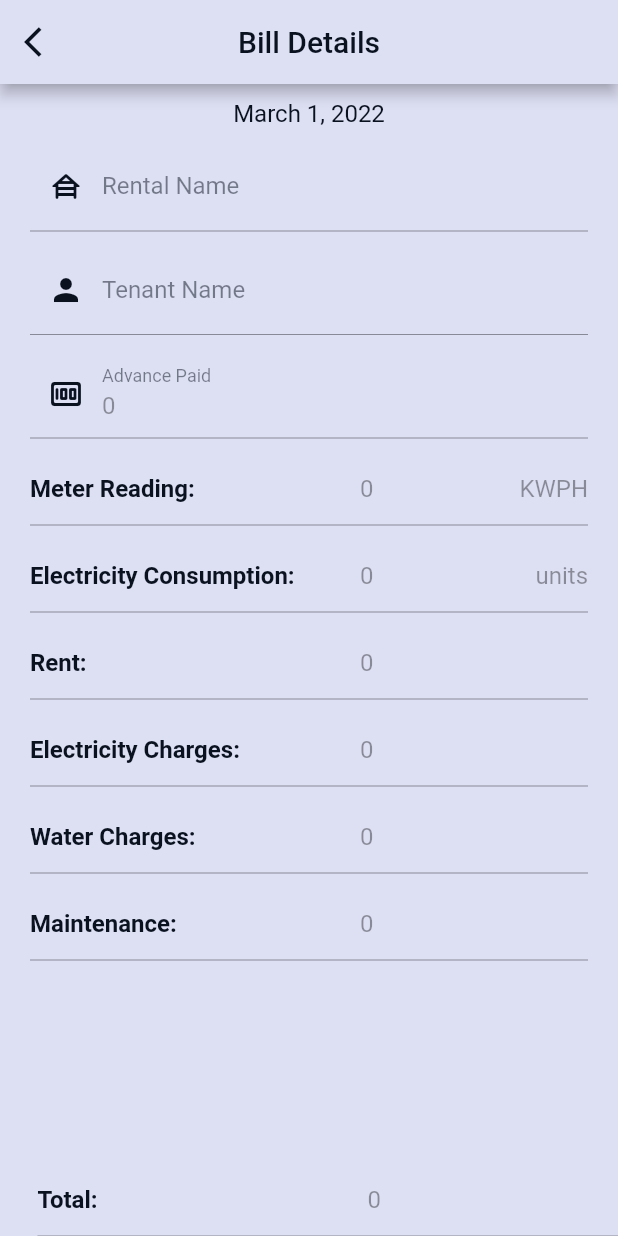
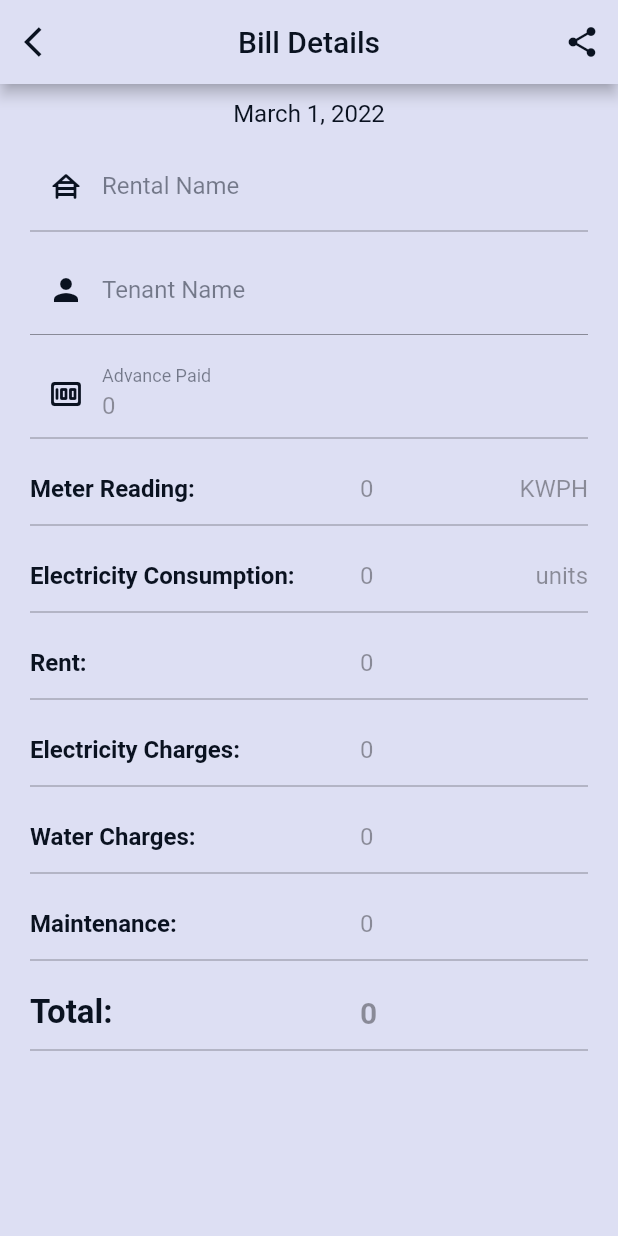
Before and after one commit to vikram0230/DoorStep, a Flutter app: the BillDetail screen opened directly with empty values, on a phone screen of 412 x 824 dp. Run offline on Flutter 3.47's test engine with Material 2 defaults, Android fonts, the phone set to English and light mode, and no system bars; drawn by our look-alikes of screenshot; our stand-ins replace cloud_firestore, firebase_core, fluttertoast, lottie, share_plus; accounts and stored records are empty; network calls fail.

Commit message:
- bill screenshot and share implemented - Bug fixes

```diff
--- a/lib/screens/bill_detail.dart
+++ b/lib/screens/bill_detail.dart
@@ -1,3 +1,5 @@
+import 'dart:io';
+
 import 'package:doorstep/services/firestore_helper.dart';
 import 'package:doorstep/utilities/classes.dart';
 import 'package:doorstep/utilities/constants.dart';
@@ -5,6 +7,9 @@ import 'package:doorstep/widgets/customTF.dart';
 import 'package:flutter/material.dart';
 import 'package:flutter/services.dart';
 import 'package:intl/intl.dart';
+import 'package:path_provider/path_provider.dart';
+import 'package:screenshot/screenshot.dart';
+import 'package:share_plus/share_plus.dart';
 
 class BillDetail extends StatefulWidget {
   final Bill bill;
@@ -27,6 +32,8 @@ class _BillDetailState extends State<BillDetail> {
   TextEditingController advancePaidController = TextEditingController();
   TextEditingController totalController = TextEditingController();
   late FirestoreHelper firestoreHelper;
+  ScreenshotController screenshotController = ScreenshotController();
+  late String? captured_image;
 
   setValues() {
     rentalNameController.text = widget.bill.rentalName;
@@ -74,8 +81,31 @@ class _BillDetailState extends State<BillDetail> {
               Navigator.pop(context);
             },
           ),
+          actions: [
+            IconButton(
+              icon: Icon(
+                Icons.share,
+                color: kAccentColor,
               ),
-        body: Container(
+              onPressed: () async {
+                final directory = await getTemporaryDirectory();
+                captured_image = await screenshotController.captureAndSave(
+                  directory.path,
+                  fileName: 'DoorStep_bill.jpg',
+                );
+                String imagePath = '${directory.path}/DoorStep_bill.jpg';
+
+                Share.shareFiles(
+                  [imagePath],
+                );
+              },
+            ),
+          ],
+        ),
+        body: Screenshot(
+          controller: screenshotController,
+          child: Container(
+            color: kPrimaryColor,
             child: ListView(
               padding: EdgeInsets.symmetric(vertical: 10, horizontal: 20),
               children: [
@@ -210,19 +240,17 @@ class _BillDetailState extends State<BillDetail> {
                     FilteringTextInputFormatter.allow(RegExp(r'[0-9]'))
                   ],
                 ),
-            ],
-          ),
-        ),
-        bottomNavigationBar: Container(
-          padding: EdgeInsets.only(left: 25),
-          child: CustomTextField(
+                CustomTextField(
                   controller: totalController,
+                  boldText: true,
                   prefix: SizedBox(
                     width: 220,
                     child: Text(
                       'Total: ',
-                style:
-                    TextStyle(color: kAccentColor, fontWeight: FontWeight.bold),
+                      style: TextStyle(
+                          color: kAccentColor,
+                          fontWeight: FontWeight.bold,
+                          fontSize: 22),
                     ),
                   ),
                   enabled: false,
@@ -230,6 +258,9 @@ class _BillDetailState extends State<BillDetail> {
                     FilteringTextInputFormatter.allow(RegExp(r'[0-9]'))
                   ],
                 ),
+              ],
+            ),
+          ),
         ),
       ),
     );
--- a/lib/widgets/customTF.dart
+++ b/lib/widgets/customTF.dart
@@ -11,6 +11,7 @@ class CustomTextField extends StatelessWidget {
   final List<TextInputFormatter>? inputFormatter;
   final bool? enabled;
   final String? errorText;
+  final bool boldText;
 
   CustomTextField({
     this.labelText,
@@ -19,7 +20,9 @@ class CustomTextField extends StatelessWidget {
     this.inputFormatter,
     this.enabled,
     this.errorText,
-    this.prefix, this.suffix,
+    this.prefix,
+    this.suffix,
+    this.boldText = false,
   });
 
   @override
@@ -30,6 +33,9 @@ class CustomTextField extends StatelessWidget {
         controller: controller,
         enabled: enabled ?? true,
         cursorColor: kAccentColor,
+        style: boldText
+            ? TextStyle(fontWeight: FontWeight.bold, fontSize: 20)
+            : null,
         inputFormatters:
             inputFormatter ?? [FilteringTextInputFormatter.singleLineFormatter],
         decoration: InputDecoration(
```
Also changed, not shown: lib/screens/rental_detail.dart (+8 -11 lines), pubspec.yaml (+7 -4 lines), pubspec.lock, 2 other files. Lines whose indentation alone changed are shown as unchanged.
